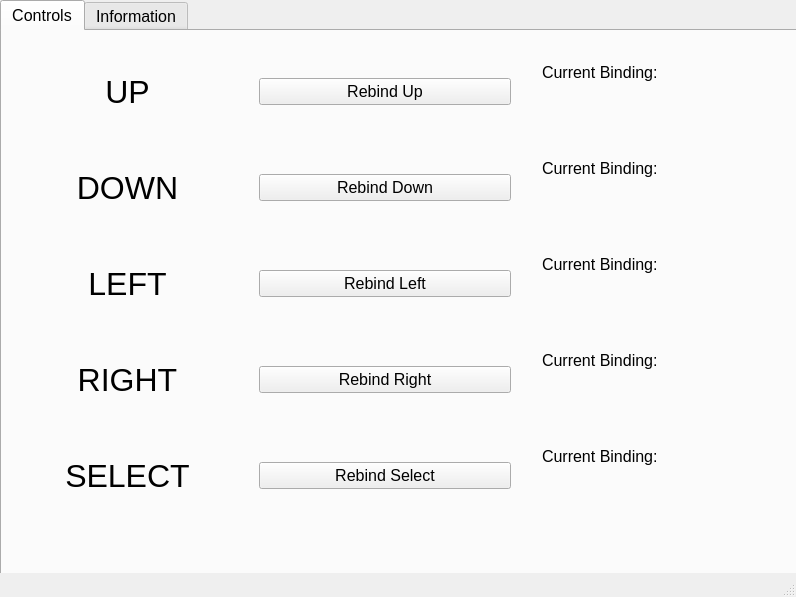
Above: res/UI/Settings.ui from MaundyMoo/PythonGameV2 before the change. Below: the same form after it.
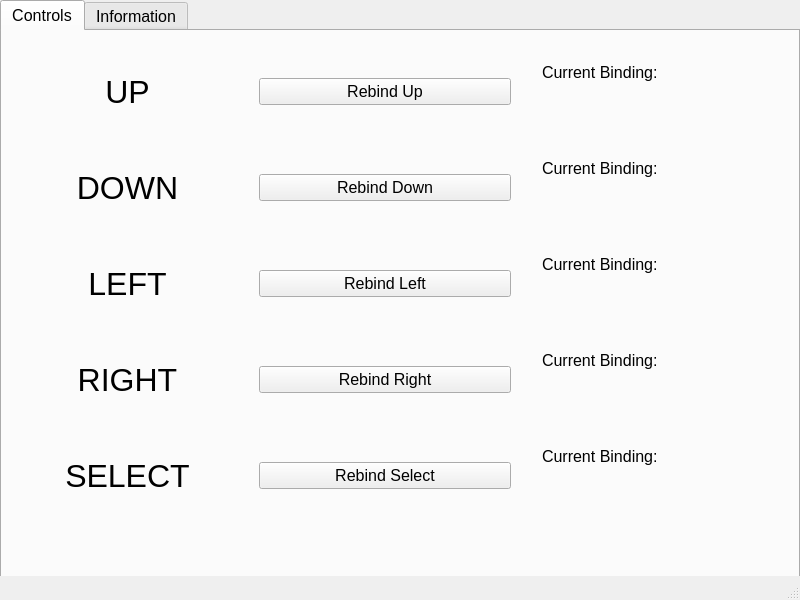
That is the form after the change.

Diff of the .ui file:
```diff
--- a/res/UI/Settings.ui
+++ b/res/UI/Settings.ui
@@ -6,10 +6,28 @@
    <rect>
     <x>0</x>
     <y>0</y>
-    <width>796</width>
-    <height>597</height>
+    <width>800</width>
+    <height>600</height>
    </rect>
   </property>
+  <property name="sizePolicy">
+   <sizepolicy hsizetype="Fixed" vsizetype="Fixed">
+    <horstretch>0</horstretch>
+    <verstretch>0</verstretch>
+   </sizepolicy>
+  </property>
+  <property name="minimumSize">
+   <size>
+    <width>800</width>
+    <height>600</height>
+   </size>
+  </property>
+  <property name="maximumSize">
+   <size>
+    <width>800</width>
+    <height>600</height>
+   </size>
+  </property>
   <property name="font">
    <font>
     <pointsize>12</pointsize>
@@ -28,6 +46,12 @@
       <height>600</height>
      </rect>
     </property>
+    <property name="sizePolicy">
+     <sizepolicy hsizetype="Fixed" vsizetype="Fixed">
+      <horstretch>0</horstretch>
+      <verstretch>0</verstretch>
+     </sizepolicy>
+    </property>
     <property name="tabShape">
      <enum>QTabWidget::Rounded</enum>
     </property>
```
Left out of the diff: 8 changed lines with no effect on the pictures.
